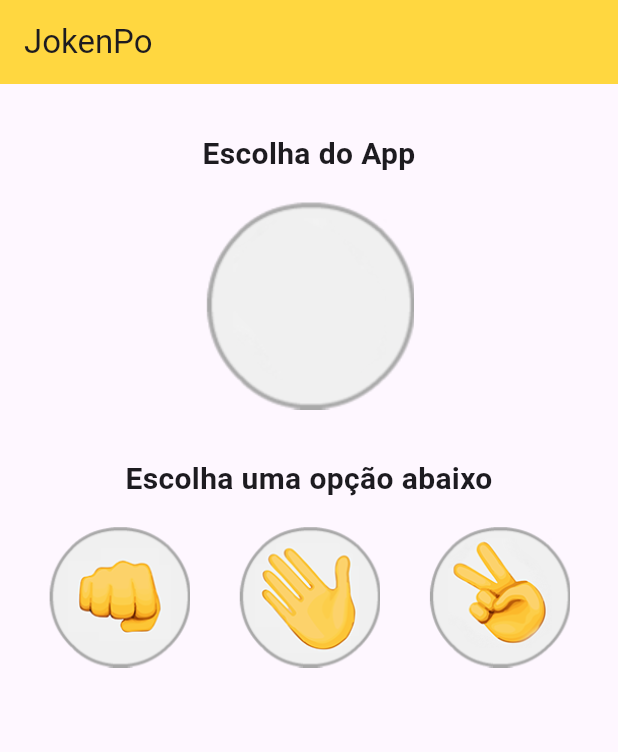
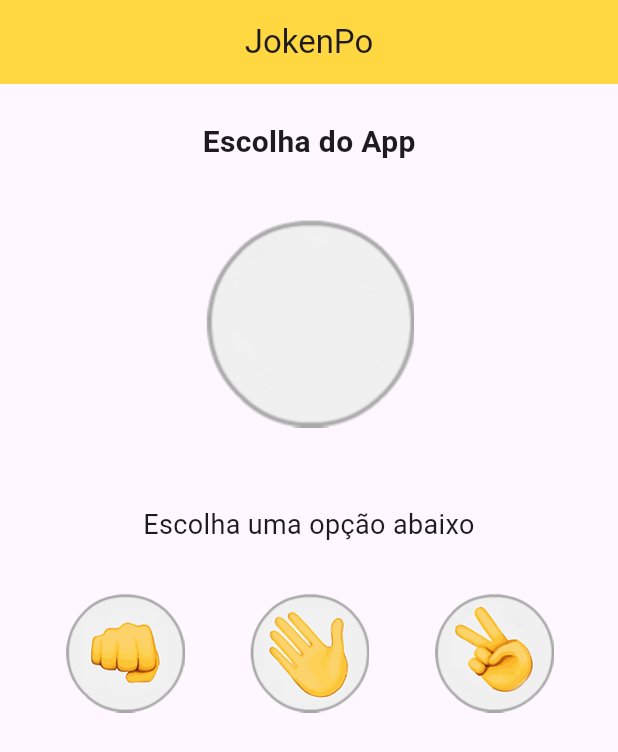
Before and after one commit to GilRossi/flutter_jokenpo_game, a Flutter app: the screen it shows after launch, on a phone screen of 412 x 824 dp. Shown: the top 752 px of the screen. Run offline on Flutter 3.47's test engine with Material 3 defaults, Android fonts, the phone set to English and light mode, and no system bars.

Commit message:
Melhorias com IA

```diff
--- a/lib/Jogo.dart
+++ b/lib/Jogo.dart
@@ -1,7 +1,5 @@
+import 'dart:math';
 import 'package:flutter/material.dart';
-import 'dart:math';
-
-import 'package:flutter/services.dart';
 
 class Jogo extends StatefulWidget {
   const Jogo({super.key});
@@ -11,112 +9,154 @@ class Jogo extends StatefulWidget {
 }
 
 class _JogoState extends State<Jogo> {
+  static const _opcoes = ["pedra", "papel", "tesoura"];
 
-  var _imagemApp = AssetImage("images/padrao.png");
-  var _mensagem = "Escolha uma opção abaixo";
+  String _mensagem = "Escolha uma opção abaixo";
+  String _escolhaApp = "padrao";
 
-  void _opcaoSelecionada (String escolhaUsuario){
-    var opcao = ["pedra", "papel", "tesoura"];
-    var sorteio = Random().nextInt(opcao.length);
-    var escolhaApp = opcao[sorteio];
+  void _jogar(String escolhaUsuario) {
+    final escolhaApp = _opcoes[Random().nextInt(_opcoes.length)];
 
-    switch(escolhaApp){
-      case "pedra":
     setState(() {
-          this._imagemApp = AssetImage("images/pedra.png");
+      _escolhaApp = escolhaApp;
+      _mensagem = _resultado(escolhaUsuario, escolhaApp);
     });
-        break;
-      case "papel":
-        setState(() {
-          this._imagemApp = AssetImage("images/papel.png");
-        });
-        break;
-      case "tesoura":
-        setState(() {
-          this._imagemApp = AssetImage("images/tesoura.png");
-        });
-        break;
   }
 
-    if(
-      (escolhaUsuario == "pedra" && escolhaApp == "tesoura") ||
-      (escolhaUsuario == "papel" && escolhaApp == "pedra") ||
-      (escolhaUsuario == "tesoura" && escolhaApp == "papel")
-    ){
-      setState(() {
-        this._mensagem = "Parabéns! Você ganhou! :)";
-      });
+  String _resultado(String usuario, String app) {
+    if (usuario == app) return "Empate 😄";
 
-    }else if(
-      (escolhaApp == "pedra" && escolhaUsuario == "tesoura") ||
-      (escolhaApp == "papel" && escolhaUsuario == "pedra") ||
-      (escolhaApp == "tesoura" && escolhaUsuario == "papel")
-    ){
-      setState(() {
-        this._mensagem = "Você perdeu! :(";
-      });
-    }else{
-      setState(() {
-        this._mensagem = "Tente denovo, empatou! ;)";
-      });
+    if ((usuario == "pedra" && app == "tesoura") ||
+        (usuario == "papel" && app == "pedra") ||
+        (usuario == "tesoura" && app == "papel")) {
+      return "Parabéns! Você ganhou 🎉";
     }
+
+    return "Você perdeu 😢";
   }
 
   @override
   Widget build(BuildContext context) {
     return Scaffold(
       appBar: AppBar(
+        title: const Text("JokenPo"),
         backgroundColor: Colors.amberAccent,
-        title: Text("JokenPo"),
+        centerTitle: true,
       ),
-      body: Column(
-        crossAxisAlignment: CrossAxisAlignment.center,
-        children: [
-          Padding(
-            padding: EdgeInsets.only(top: 32, bottom: 16),
-          child: Text(
-            "Escolha do App",
-            textAlign: TextAlign.center,
-            style: TextStyle(
-              fontSize: 20,
-              fontWeight: FontWeight.bold
+      body: SafeArea(
+        child: LayoutBuilder(
+          builder: (context, constraints) {
+            final isPortrait =
+                constraints.maxHeight > constraints.maxWidth;
+
+            return isPortrait
+                ? _portraitLayout()
+                : _landscapeLayout();
+          },
         ),
       ),
-          ),
-          Image(image: this._imagemApp,),
-          Padding(
-            padding: EdgeInsets.only(top: 32, bottom: 16),
-            child: Text(
-              this._mensagem,
-              textAlign: TextAlign.center,
-              style: TextStyle(
-                  fontSize: 20,
-                  fontWeight: FontWeight.bold
+    );
+  }
+
+  // 📱 PORTRAIT
+  Widget _portraitLayout() {
+    return Column(
+      mainAxisAlignment: MainAxisAlignment.start,
+      children: [
+        const SizedBox(height: 24),
+
+        _titulo(),
+        const SizedBox(height: 16),
+
+        _imagemApp(),
+        const SizedBox(height: 16),
+
+        _mensagemWidget(),
+        const SizedBox(height: 16),
+
+        _botoes(),
+      ],
+    );
+  }
+
+
+  // 📱 LANDSCAPE (AGORA CORRETO)
+  Widget _landscapeLayout() {
+    return Row(
+      children: [
+        // 👈 COLUNA ESQUERDA (APP)
+        Expanded(
+          flex: 5,
+          child: Column(
+            mainAxisAlignment: MainAxisAlignment.center,
+            children: [
+              _titulo(),
+              const SizedBox(height: 16),
+              _imagemApp(),
+            ],
           ),
         ),
-          ),
-          Row(
-            mainAxisAlignment: MainAxisAlignment.spaceEvenly,
-            crossAxisAlignment: CrossAxisAlignment.center,
+
+        // 👉 COLUNA DIREITA (USUÁRIO)
+        Expanded(
+          flex: 5,
+          child: Column(
+            mainAxisAlignment: MainAxisAlignment.center,
             children: [
-              GestureDetector(
-                onTap: ()=> _opcaoSelecionada("pedra"),
-                child: Image.asset("images/pedra.png", height: 95,),
-              ),
-              GestureDetector(
-                onTap: ()=> _opcaoSelecionada("papel"),
-                child: Image.asset("images/papel.png", height: 95,),
-              ),
-              GestureDetector(
-                onTap: () => _opcaoSelecionada("tesoura"),
-                child: Image.asset("images/tesoura.png",height: 95,),
-              ),
-              // Image.asset("images/pedra.png", height: 95,),
-              // Image.asset("images/papel.png", height: 95,),
-              // Image.asset("images/tesoura.png",height: 95,),
+              _mensagemWidget(),
+              const SizedBox(height: 16),
+              _botoes(),
             ],
           ),
+        ),
       ],
+    );
+  }
+
+  // 🔹 COMPONENTES
+
+  Widget _titulo() {
+    return const Text(
+      "Escolha do App",
+      style: TextStyle(fontSize: 20, fontWeight: FontWeight.bold),
+    );
+  }
+
+  Widget _imagemApp() {
+    return AnimatedSwitcher(
+      duration: const Duration(milliseconds: 300),
+      child: Image.asset(
+        "images/$_escolhaApp.png",
+        key: ValueKey(_escolhaApp),
+        width: 180,
+      ),
+    );
+  }
+
+  Widget _mensagemWidget() {
+    return Padding(
+      padding: const EdgeInsets.all(16),
+      child: Text(
+        _mensagem,
+        textAlign: TextAlign.center,
+        style: const TextStyle(fontSize: 18),
+      ),
+    );
+  }
+
+  Widget _botoes() {
+    return Row(
+      mainAxisAlignment: MainAxisAlignment.spaceEvenly,
+      children: _opcoes.map(_botaoOpcao).toList(),
+    );
+  }
+
+  Widget _botaoOpcao(String opcao) {
+    return GestureDetector(
+      onTap: () => _jogar(opcao),
+      child: Image.asset(
+        "images/$opcao.png",
+        width: 80,
       ),
     );
   }
```
Lines whose indentation alone changed are shown as unchanged.
